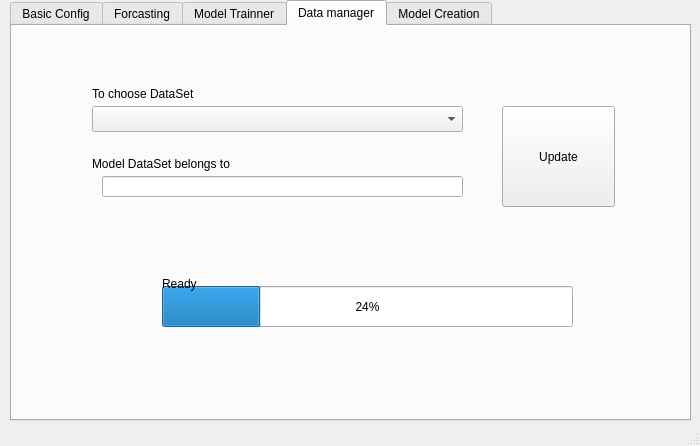
eduardo-trejo-es/LSTM_GUI_DB, file QT_Files/GUI_FFT_LSTM_Stock.ui: the form before one commit.
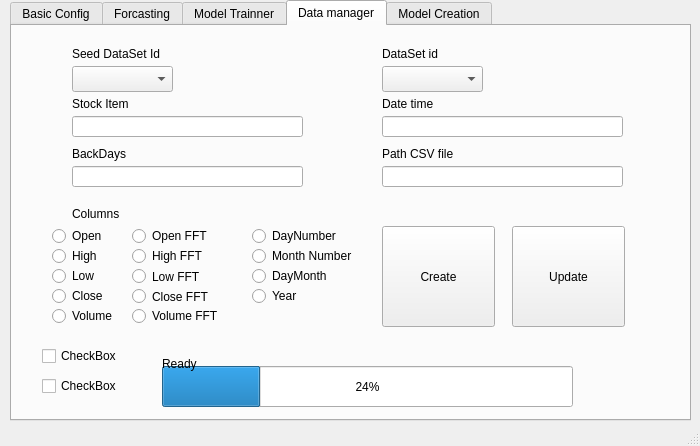
The form after the commit. The open tabs and pages were chosen to show the change.

```diff
--- a/QT_Files/GUI_FFT_LSTM_Stock.ui
+++ b/QT_Files/GUI_FFT_LSTM_Stock.ui
@@ -403,31 +403,21 @@
      <widget class="QLabel" name="DaMa_lbl_Modelbelongs">
       <property name="geometry">
        <rect>
-        <x>80</x>
-        <y>130</y>
+        <x>60</x>
+        <y>20</y>
         <width>201</width>
         <height>16</height>
        </rect>
       </property>
       <property name="text">
-       <string>Model DataSet belongs to</string>
-      </property>
-     </widget>
-     <widget class="QLineEdit" name="DaMa_txtLine_Modelbelongs">
-      <property name="geometry">
-       <rect>
-        <x>90</x>
-        <y>150</y>
-        <width>361</width>
-        <height>21</height>
-       </rect>
+       <string>Seed DataSet Id</string>
       </property>
      </widget>
      <widget class="QPushButton" name="DaMa_btn_Update">
       <property name="geometry">
        <rect>
-        <x>490</x>
-        <y>80</y>
+        <x>500</x>
+        <y>200</y>
         <width>113</width>
         <height>101</height>
        </rect>
@@ -440,7 +430,7 @@
       <property name="geometry">
        <rect>
         <x>150</x>
-        <y>260</y>
+        <y>340</y>
         <width>411</width>
         <height>41</height>
        </rect>
@@ -453,8 +443,8 @@
       <property name="geometry">
        <rect>
         <x>150</x>
-        <y>250</y>
-        <width>60</width>
+        <y>330</y>
+        <width>291</width>
         <height>16</height>
        </rect>
       </property>
@@ -465,9 +455,9 @@
      <widget class="QComboBox" name="DaMa_ComBox_ChooseDataset">
       <property name="geometry">
        <rect>
-        <x>80</x>
-        <y>80</y>
-        <width>371</width>
+        <x>60</x>
+        <y>40</y>
+        <width>101</width>
         <height>26</height>
        </rect>
       </property>
@@ -475,14 +465,350 @@
      <widget class="QLabel" name="DaMa_lbl_ChooseDataset">
       <property name="geometry">
        <rect>
-        <x>80</x>
-        <y>60</y>
+        <x>370</x>
+        <y>20</y>
+        <width>91</width>
+        <height>16</height>
+       </rect>
+      </property>
+      <property name="text">
+       <string>DataSet id</string>
+      </property>
+     </widget>
+     <widget class="QComboBox" name="DaMa_ComBox_DataSet_Id">
+      <property name="geometry">
+       <rect>
+        <x>370</x>
+        <y>40</y>
+        <width>101</width>
+        <height>26</height>
+       </rect>
+      </property>
+     </widget>
+     <widget class="QPushButton" name="DaMa_btn_Create">
+      <property name="geometry">
+       <rect>
+        <x>370</x>
+        <y>200</y>
+        <width>113</width>
+        <height>101</height>
+       </rect>
+      </property>
+      <property name="text">
+       <string>Create</string>
+      </property>
+     </widget>
+     <widget class="QLineEdit" name="DaMa_txtLine_Stock_Item">
+      <property name="geometry">
+       <rect>
+        <x>60</x>
+        <y>90</y>
+        <width>231</width>
+        <height>21</height>
+       </rect>
+      </property>
+     </widget>
+     <widget class="QLineEdit" name="DaMa_txtLine_BackDay">
+      <property name="geometry">
+       <rect>
+        <x>60</x>
+        <y>140</y>
+        <width>231</width>
+        <height>21</height>
+       </rect>
+      </property>
+     </widget>
+     <widget class="QLabel" name="DaMa_lbl_Stock_Item">
+      <property name="geometry">
+       <rect>
+        <x>60</x>
+        <y>70</y>
         <width>201</width>
         <height>16</height>
        </rect>
       </property>
       <property name="text">
-       <string>To choose DataSet</string>
+       <string>Stock Item</string>
+      </property>
+     </widget>
+     <widget class="QLineEdit" name="DaMa_txtLine_DateTime">
+      <property name="geometry">
+       <rect>
+        <x>370</x>
+        <y>90</y>
+        <width>241</width>
+        <height>21</height>
+       </rect>
+      </property>
+     </widget>
+     <widget class="QLineEdit" name="DaMa_txtLine_PathCSV_File">
+      <property name="geometry">
+       <rect>
+        <x>370</x>
+        <y>140</y>
+        <width>241</width>
+        <height>21</height>
+       </rect>
+      </property>
+     </widget>
+     <widget class="QLabel" name="DaMa_lbl_DateTime">
+      <property name="geometry">
+       <rect>
+        <x>370</x>
+        <y>70</y>
+        <width>201</width>
+        <height>16</height>
+       </rect>
+      </property>
+      <property name="text">
+       <string>Date time</string>
+      </property>
+     </widget>
+     <widget class="QLabel" name="DaMa_lbl_BackDays">
+      <property name="geometry">
+       <rect>
+        <x>60</x>
+        <y>120</y>
+        <width>201</width>
+        <height>16</height>
+       </rect>
+      </property>
+      <property name="text">
+       <string>BackDays</string>
+      </property>
+     </widget>
+     <widget class="QLabel" name="DaMa_lbl_PathCSVFile">
+      <property name="geometry">
+       <rect>
+        <x>370</x>
+        <y>120</y>
+        <width>201</width>
+        <height>16</height>
+       </rect>
+      </property>
+      <property name="text">
+       <string>Path CSV file</string>
+      </property>
+     </widget>
+     <widget class="QRadioButton" name="DaMa_radioBtn_Open">
+      <property name="geometry">
+       <rect>
+        <x>40</x>
+        <y>200</y>
+        <width>100</width>
+        <height>20</height>
+       </rect>
+      </property>
+      <property name="text">
+       <string>Open</string>
+      </property>
+     </widget>
+     <widget class="QLabel" name="DaMa_lbl_Columns">
+      <property name="geometry">
+       <rect>
+        <x>60</x>
+        <y>180</y>
+        <width>201</width>
+        <height>16</height>
+       </rect>
+      </property>
+      <property name="text">
+       <string>Columns</string>
+      </property>
+     </widget>
+     <widget class="QRadioButton" name="DaMa_radioBtn_high">
+      <property name="geometry">
+       <rect>
+        <x>40</x>
+        <y>220</y>
+        <width>100</width>
+        <height>20</height>
+       </rect>
+      </property>
+      <property name="text">
+       <string>High</string>
+      </property>
+     </widget>
+     <widget class="QRadioButton" name="DaMa_radioBtn_Low">
+      <property name="geometry">
+       <rect>
+        <x>40</x>
+        <y>240</y>
+        <width>100</width>
+        <height>20</height>
+       </rect>
+      </property>
+      <property name="text">
+       <string>Low</string>
+      </property>
+     </widget>
+     <widget class="QRadioButton" name="DaMa_radioBtn_Close">
+      <property name="geometry">
+       <rect>
+        <x>40</x>
+        <y>260</y>
+        <width>100</width>
+        <height>20</height>
+       </rect>
+      </property>
+      <property name="text">
+       <string>Close</string>
+      </property>
+     </widget>
+     <widget class="QRadioButton" name="DaMa_radioBtn_DayNumber">
+      <property name="geometry">
+       <rect>
+        <x>240</x>
+        <y>200</y>
+        <width>100</width>
+        <height>20</height>
+       </rect>
+      </property>
+      <property name="text">
+       <string>DayNumber</string>
+      </property>
+     </widget>
+     <widget class="QRadioButton" name="DaMa_radioBtn_Open_FFT">
+      <property name="geometry">
+       <rect>
+        <x>120</x>
+        <y>200</y>
+        <width>100</width>
+        <height>20</height>
+       </rect>
+      </property>
+      <property name="text">
+       <string>Open FFT</string>
+      </property>
+     </widget>
+     <widget class="QRadioButton" name="DaMa_radioBtn_HighFFT">
+      <property name="geometry">
+       <rect>
+        <x>120</x>
+        <y>220</y>
+        <width>100</width>
+        <height>20</height>
+       </rect>
+      </property>
+      <property name="text">
+       <string>High FFT</string>
+      </property>
+     </widget>
+     <widget class="QRadioButton" name="DaMa_radioBtn_Low_FFT">
+      <property name="geometry">
+       <rect>
+        <x>120</x>
+        <y>240</y>
+        <width>100</width>
+        <height>21</height>
+       </rect>
+      </property>
+      <property name="text">
+       <string>Low FFT</string>
+      </property>
+     </widget>
+     <widget class="QRadioButton" name="DaMa_radioBtn_Close_FFT">
+      <property name="geometry">
+       <rect>
+        <x>120</x>
+        <y>260</y>
+        <width>100</width>
+        <height>21</height>
+       </rect>
+      </property>
+      <property name="text">
+       <string>Close FFT</string>
+      </property>
+     </widget>
+     <widget class="QRadioButton" name="DaMa_radioBtn_Month_Number">
+      <property name="geometry">
+       <rect>
+        <x>240</x>
+        <y>220</y>
+        <width>111</width>
+        <height>20</height>
+       </rect>
+      </property>
+      <property name="text">
+       <string>Month Number</string>
+      </property>
+     </widget>
+     <widget class="QRadioButton" name="DaMa_radioBtn_DayMonth">
+      <property name="geometry">
+       <rect>
+        <x>240</x>
+        <y>240</y>
+        <width>100</width>
+        <height>20</height>
+       </rect>
+      </property>
+      <property name="text">
+       <string>DayMonth</string>
+      </property>
+     </widget>
+     <widget class="QRadioButton" name="DaMa_radioBtn_Year">
+      <property name="geometry">
+       <rect>
+        <x>240</x>
+        <y>260</y>
+        <width>100</width>
+        <height>20</height>
+       </rect>
+      </property>
+      <property name="text">
+       <string>Year</string>
+      </property>
+     </widget>
+     <widget class="QRadioButton" name="DaMa_radioBtn_Volume">
+      <property name="geometry">
+       <rect>
+        <x>40</x>
+        <y>280</y>
+        <width>100</width>
+        <height>20</height>
+       </rect>
+      </property>
+      <property name="text">
+       <string>Volume</string>
+      </property>
+     </widget>
+     <widget class="QRadioButton" name="DaMa_radioBtn_Volume_FFT">
+      <property name="geometry">
+       <rect>
+        <x>120</x>
+        <y>280</y>
+        <width>100</width>
+        <height>20</height>
+       </rect>
+      </property>
+      <property name="text">
+       <string>Volume FFT</string>
+      </property>
+     </widget>
+     <widget class="QCheckBox" name="checkBox">
+      <property name="geometry">
+       <rect>
+        <x>30</x>
+        <y>320</y>
+        <width>87</width>
+        <height>20</height>
+       </rect>
+      </property>
+      <property name="text">
+       <string>CheckBox</string>
+      </property>
+     </widget>
+     <widget class="QCheckBox" name="checkBox_2">
+      <property name="geometry">
+       <rect>
+        <x>30</x>
+        <y>350</y>
+        <width>87</width>
+        <height>20</height>
+       </rect>
+      </property>
+      <property name="text">
+       <string>CheckBox</string>
       </property>
      </widget>
     </widget>
```
Left out of the diff: 12 changed lines with no effect on the pictures.
